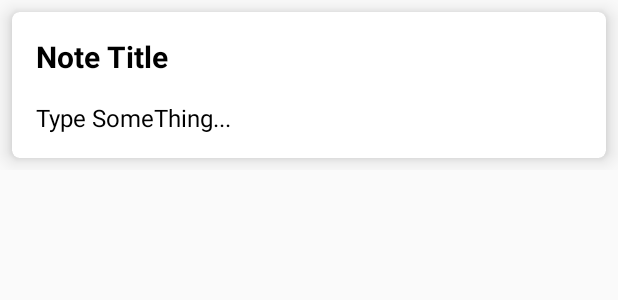
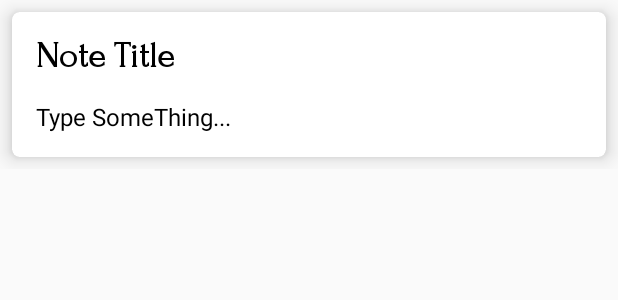
Before and after one commit to ata-mvssghi/Notes-App, an Android app: the layout note_layout.xml on its own in the app's theme, with its tools: preview values and no code run, on a phone screen of 412 x 824 dp. Shown: the top 300 px of the screen. Run offline under Robolectric (Android 15) with nearby library versions, the phone set to English and light mode, and no system bars.

Commit message:
small few UI changes

```diff
--- a/app/src/main/java/com/example/noteapp/adapter/RecyclerViewAdapter.kt
+++ b/app/src/main/java/com/example/noteapp/adapter/RecyclerViewAdapter.kt
@@ -42,8 +42,8 @@ class RecyclerViewAdapter:RecyclerView.Adapter<RecyclerViewAdapter.NoteViewHolde
 
     override fun onBindViewHolder(holder: NoteViewHolder, position: Int) {
         val currentNote=differ.currentList[position]
-       holder.binding.tvNoteBody.text=currentNote.noteTitle
-        holder.binding.tvNoteTitle.text=currentNote.noteBody
+       holder.binding.tvNoteBody.text=currentNote.noteBody
+        holder.binding.tvNoteTitle.text=currentNote.noteTitle
         val random= Random.Default
         val color= Color.argb(255,random.nextInt(256),random.nextInt(256),random.nextInt(256))
         holder.binding.ibColor.setBackgroundColor(color)
--- a/app/src/main/res/layout/fragment_home.xml
+++ b/app/src/main/res/layout/fragment_home.xml
@@ -41,7 +41,7 @@
                 android:layout_gravity="center"
                 android:fontFamily="@font/bangers_regular"
                 android:text="No Note Available!!"
-                android:textColor="#1E1D1D"
+                android:textColor="#204C25"
                 android:textSize="20sp" />
         </androidx.cardview.widget.CardView>
 
--- a/app/src/main/res/layout/note_layout.xml
+++ b/app/src/main/res/layout/note_layout.xml
@@ -37,12 +37,13 @@
                     android:layout_weight="200"
                     android:textColor="@color/black"
                     android:text="Note Title"
+                    android:fontFamily="@font/forum_regular"
                     android:textStyle="bold"
-                    android:textSize="20sp"/>
+                    android:textSize="24sp"/>
 
                 <View
-                    android:layout_width="10dp"
-                    android:layout_height="10dp"
+                    android:layout_width="15dp"
+                    android:layout_height="15dp"
                     android:id="@+id/ib_color"
                     android:layout_weight="1"
                     android:layout_marginEnd="8dp"
--- a/app/src/main/res/values/strings.xml
+++ b/app/src/main/res/values/strings.xml
@@ -2,7 +2,7 @@
     <string name="app_name">NoteApp</string>
     <!-- Preference Titles -->
     <string name="messages_header">Messages</string>
-    <string name="sync_header">Sync</string>
+    <string name="sync_header" >Sync</string>
 
     <!-- Messages Preferences -->
     <string name="signature_title">Your signature</string>
```
